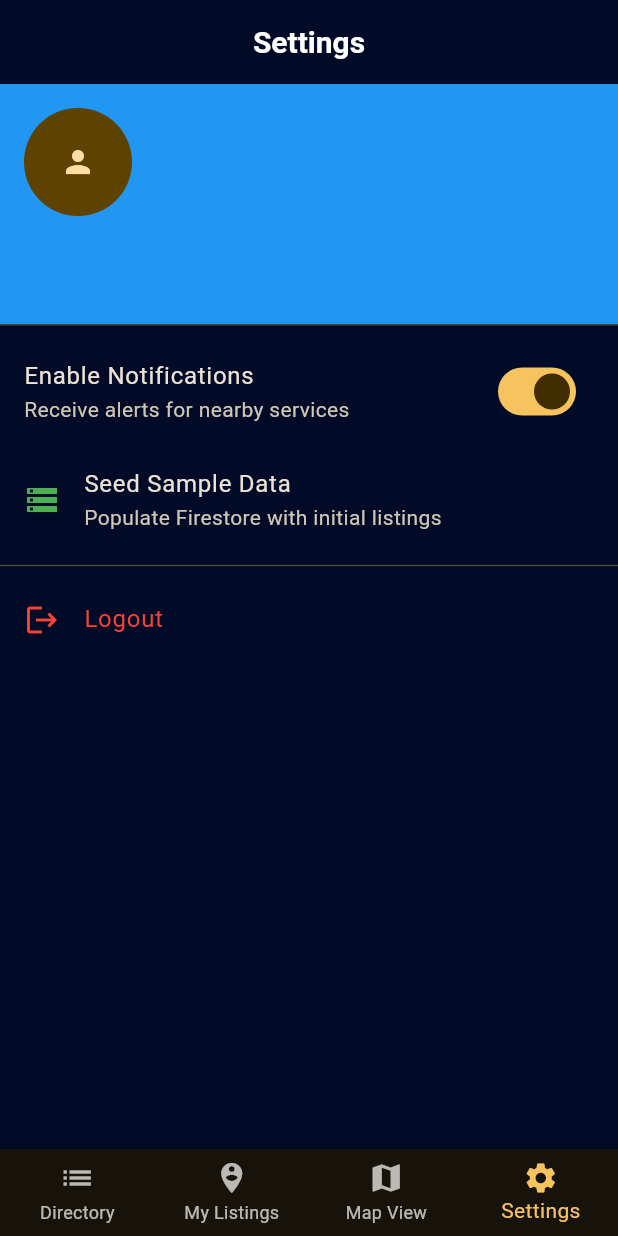
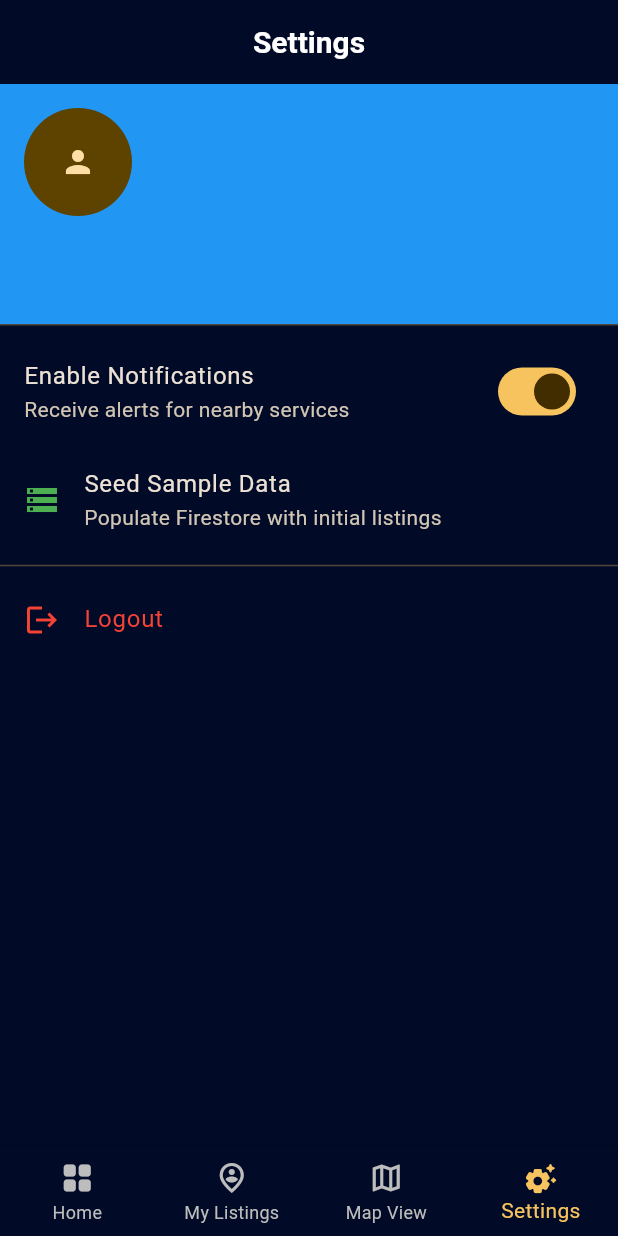
Before and after one commit to ateteN/ViewKigali, a Flutter app: the screen it shows once a user with an empty profile is signed in, item 4 of the bottom bar chosen, on a phone screen of 412 x 824 dp. Run offline on Flutter 3.47's test engine with Material 3 defaults, Android fonts, the phone set to English and light mode, and no system bars; our stand-ins replace cloud_firestore, equatable, firebase_auth, firebase_core, flutter_bloc, google_maps_flutter; accounts and stored records are empty.

Commit message:
add main screen with bottom Navigation Bar

```diff
--- a/lib/screens/main_screen.dart
+++ b/lib/screens/main_screen.dart
@@ -42,21 +42,29 @@ class _MainScreenState extends State<MainScreen> {
           currentIndex: _currentIndex,
           onTap: (index) => setState(() => _currentIndex = index),
           type: BottomNavigationBarType.fixed,
+          backgroundColor: const Color(0xFF010A26),
+          selectedItemColor: const Color(0xFFF7C35F),
+          unselectedItemColor: Colors.grey.shade400,
+          showUnselectedLabels: true,
           items: const [
             BottomNavigationBarItem(
-              icon: Icon(Icons.list),
-              label: 'Directory',
+              icon: Icon(Icons.grid_view_rounded),
+              activeIcon: Icon(Icons.grid_view_rounded),
+              label: 'Home',
             ),
             BottomNavigationBarItem(
-              icon: Icon(Icons.person_pin_circle),
+              icon: Icon(Icons.person_pin_circle_outlined),
+              activeIcon: Icon(Icons.person_pin_circle_rounded),
               label: 'My Listings',
             ),
             BottomNavigationBarItem(
-              icon: Icon(Icons.map),
+              icon: Icon(Icons.map_outlined),
+              activeIcon: Icon(Icons.map_rounded),
               label: 'Map View',
             ),
             BottomNavigationBarItem(
-              icon: Icon(Icons.settings),
+              icon: Icon(Icons.settings_outlined),
+              activeIcon: Icon(Icons.settings_suggest_rounded),
               label: 'Settings',
             ),
           ],
```
